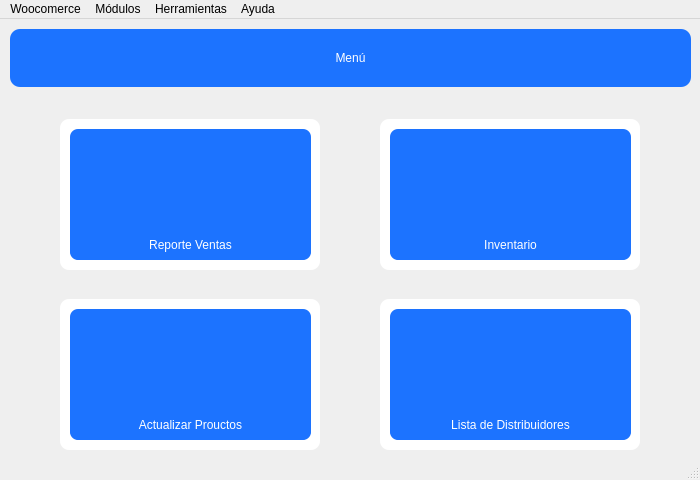
Old version of the form app/menu/ui/view_menu.ui in the repository SamSami25/PyWoo.
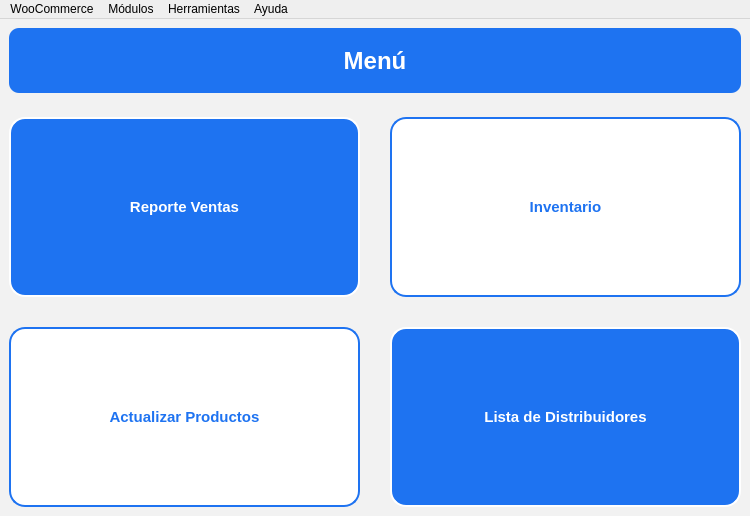
New version of the form. Icons and pictures are not drawn.

Commit message: Configuraciones en Módulos de PyWoo

What changed in the file:
```diff
--- a/app/menu/ui/view_menu.ui
+++ b/app/menu/ui/view_menu.ui
@@ -6,8 +6,8 @@
    <rect>
     <x>0</x>
     <y>0</y>
-    <width>700</width>
-    <height>480</height>
+    <width>750</width>
+    <height>516</height>
    </rect>
   </property>
   <property name="windowTitle">
@@ -17,401 +17,209 @@
    <iconset resource="../../../iconos.qrc">
     <normaloff>:/assets/icons/label_reporte_ventas2.png</normaloff>:/assets/icons/label_reporte_ventas2.png</iconset>
   </property>
+  <property name="styleSheet">
+   <string>
+QMainWindow {
+    background-color: #f2f2f2;
+    font-family: Segoe UI;
+}
+
+/* ================= BOTONES BASE ================= */
+QPushButton {
+    font-size: 11pt;
+    font-weight: bold;
+    border-radius: 16px;
+    border-width: 2px;
+    border-style: solid;
+}
+
+/* ===== BOTONES AZULES ===== */
+QPushButton#btnVentas,
+QPushButton#btnDistribuidores {
+    background-color: #1e73f1;
+    color: white;
+    border-color: white;
+}
+
+QPushButton#btnVentas:hover,
+QPushButton#btnDistribuidores:hover {
+    background-color: #1558c0;
+}
+
+QPushButton#btnVentas:pressed,
+QPushButton#btnDistribuidores:pressed {
+    background-color: #0d47a1;
+}
+
+/* ===== BOTONES BLANCOS ===== */
+QPushButton#btnInventario,
+QPushButton#btnActualizarProductos {
+    background-color: white;
+    color: #1e73f1;
+    border-color: #1e73f1;
+}
+
+QPushButton#btnInventario:hover,
+QPushButton#btnActualizarProductos:hover {
+    background-color: #e3f2fd;
+}
+
+QPushButton#btnInventario:pressed,
+QPushButton#btnActualizarProductos:pressed {
+    background-color: #bbdefb;
+}
+   </string>
+  </property>
   <widget class="QWidget" name="centralwidget">
-   <widget class="QLabel" name="lb_fecha">
-    <property name="geometry">
-     <rect>
-      <x>530</x>
-      <y>30</y>
-      <width>141</width>
-      <height>22</height>
-     </rect>
+   <layout class="QVBoxLayout" name="verticalLayoutMain">
+    <property name="spacing">
+     <number>24</number>
     </property>
-    <property name="styleSheet">
-     <string notr="true">font: 9pt &quot;Consolas&quot;;
-color: rgb(0, 0, 0);</string>
-    </property>
-    <property name="text">
-     <string/>
-    </property>
-   </widget>
-   <widget class="QLabel" name="lb_fecha_2">
-    <property name="geometry">
-     <rect>
-      <x>530</x>
-      <y>30</y>
-      <width>141</width>
-      <height>22</height>
-     </rect>
-    </property>
-    <property name="styleSheet">
-     <string notr="true">font: 9pt &quot;Consolas&quot;;
-color: rgb(0, 0, 0);</string>
-    </property>
-    <property name="text">
-     <string/>
-    </property>
-   </widget>
-   <widget class="QDateTimeEdit" name="dateTimeEdit">
-    <property name="geometry">
-     <rect>
-      <x>530</x>
-      <y>30</y>
-      <width>141</width>
-      <height>22</height>
-     </rect>
-    </property>
-    <property name="styleSheet">
-     <string notr="true">font: 9pt &quot;Consolas&quot;;</string>
-    </property>
-   </widget>
-   <widget class="QLabel" name="lb_menu">
-    <property name="geometry">
-     <rect>
-      <x>10</x>
-      <y>10</y>
-      <width>681</width>
-      <height>58</height>
-     </rect>
-    </property>
-    <property name="styleSheet">
-     <string notr="true">background-color: rgb(28, 115, 255);
-color: rgb(255, 255, 255);
-font: 87 16pt &quot;Arial Black&quot;;
-border-radius: 10px; 
-padding: 8px 12px;
-</string>
-    </property>
-    <property name="text">
-     <string>Menú</string>
-    </property>
-    <property name="alignment">
-     <set>Qt::AlignCenter</set>
-    </property>
-   </widget>
-   <widget class="QLabel" name="lb_rfondoblanco">
-    <property name="geometry">
-     <rect>
-      <x>60</x>
-      <y>100</y>
-      <width>260</width>
-      <height>151</height>
-     </rect>
-    </property>
-    <property name="styleSheet">
-     <string notr="true">background-color: qlineargradient(spread:pad, x1:0.6875, y1:0.216, x2:1, y2:0, stop:1 rgba(255, 255, 255, 255));
-border-radius: 9px;
-padding: 10px 12px;
-
-</string>
-    </property>
-    <property name="text">
-     <string/>
-    </property>
-   </widget>
-   <widget class="QPushButton" name="bt_reporteventas">
-    <property name="geometry">
-     <rect>
-      <x>70</x>
-      <y>110</y>
-      <width>241</width>
-      <height>131</height>
-     </rect>
-    </property>
-    <property name="styleSheet">
-     <string notr="true">background-color: rgb(28, 115, 255);
-color: rgb(255, 255, 255);
-font: 75 10pt &quot;Arial Black&quot;;
-border-radius: 8px;
-padding: 6px 12px;</string>
-    </property>
-    <property name="text">
-     <string/>
-    </property>
-    <property name="icon">
-     <iconset resource="../../../iconos.qrc">
-      <normaloff>:/assets/icons/label_reporte_ventas.png</normaloff>:/assets/icons/label_reporte_ventas.png</iconset>
-    </property>
-    <property name="iconSize">
-     <size>
-      <width>70</width>
-      <height>70</height>
-     </size>
-    </property>
-   </widget>
-   <widget class="QLabel" name="lb_afondoblanco">
-    <property name="geometry">
-     <rect>
-      <x>60</x>
-      <y>280</y>
-      <width>260</width>
-      <height>151</height>
-     </rect>
-    </property>
-    <property name="styleSheet">
-     <string notr="true">background-color: qlineargradient(spread:pad, x1:0.6875, y1:0.216, x2:1, y2:0, stop:1 rgba(255, 255, 255, 255));
-border-radius: 9px;
-padding: 10px 12px;
-
-</string>
-    </property>
-    <property name="text">
-     <string/>
-    </property>
-   </widget>
-   <widget class="QLabel" name="lb_ifondoblanco">
-    <property name="geometry">
-     <rect>
-      <x>380</x>
-      <y>100</y>
-      <width>260</width>
-      <height>151</height>
-     </rect>
-    </property>
-    <property name="styleSheet">
-     <string notr="true">background-color: qlineargradient(spread:pad, x1:0.6875, y1:0.216, x2:1, y2:0, stop:1 rgba(255, 255, 255, 255));
-border-radius: 9px;
-padding: 10px 12px;
-
-</string>
-    </property>
-    <property name="text">
-     <string/>
-    </property>
-   </widget>
-   <widget class="QLabel" name="lb_lfondoblanco">
-    <property name="geometry">
-     <rect>
-      <x>380</x>
-      <y>280</y>
-      <width>260</width>
-      <height>151</height>
-     </rect>
-    </property>
-    <property name="styleSheet">
-     <string notr="true">background-color: qlineargradient(spread:pad, x1:0.6875, y1:0.216, x2:1, y2:0, stop:1 rgba(255, 255, 255, 255));
-border-radius: 9px;
-padding: 10px 12px;
-
-</string>
-    </property>
-    <property name="text">
-     <string/>
-    </property>
-   </widget>
-   <widget class="QPushButton" name="bt_actualizarproductos">
-    <property name="geometry">
-     <rect>
-      <x>70</x>
-      <y>290</y>
-      <width>241</width>
-      <height>131</height>
-     </rect>
-    </property>
-    <property name="styleSheet">
-     <string notr="true">background-color: rgb(28, 115, 255);
-color: rgb(255, 255, 255);
-font: 75 10pt &quot;Arial Black&quot;;
-border-radius: 8px;
-padding: 6px 12px;</string>
-    </property>
-    <property name="text">
-     <string/>
-    </property>
-    <property name="icon">
-     <iconset resource="../../../iconos.qrc">
-      <normaloff>:/assets/icons/actualizar_productos.png</normaloff>:/assets/icons/actualizar_productos.png</iconset>
-    </property>
-    <property name="iconSize">
-     <size>
-      <width>73</width>
-      <height>73</height>
-     </size>
-    </property>
-   </widget>
-   <widget class="QPushButton" name="bt_inventario">
-    <property name="geometry">
-     <rect>
-      <x>390</x>
-      <y>110</y>
-      <width>241</width>
-      <height>131</height>
-     </rect>
-    </property>
-    <property name="styleSheet">
-     <string notr="true">background-color: rgb(28, 115, 255);
-color: rgb(255, 255, 255);
-font: 75 10pt &quot;Arial Black&quot;;
-border-radius: 8px;
-padding: 6px 12px;</string>
-    </property>
-    <property name="text">
-     <string/>
-    </property>
-    <property name="icon">
-     <iconset resource="../../../iconos.qrc">
-      <normaloff>:/assets/icons/inventario.png</normaloff>:/assets/icons/inventario.png</iconset>
-    </property>
-    <property name="iconSize">
-     <size>
-      <width>70</width>
-      <height>70</height>
-     </size>
-    </property>
-   </widget>
-   <widget class="QPushButton" name="bt_listadistribuidores">
-    <property name="geometry">
-     <rect>
-      <x>390</x>
-      <y>290</y>
-      <width>241</width>
-      <height>131</height>
-     </rect>
-    </property>
-    <property name="styleSheet">
-     <string notr="true">background-color: rgb(28, 115, 255);
-color: rgb(255, 255, 255);
-font: 75 10pt &quot;Arial Black&quot;;
-border-radius: 8px;
-padding: 6px 12px;</string>
-    </property>
-    <property name="text">
-     <string/>
-    </property>
-    <property name="icon">
-     <iconset resource="../../../iconos.qrc">
-      <normaloff>:/assets/icons/distribuidores.png</normaloff>:/assets/icons/distribuidores.png</iconset>
-    </property>
-    <property name="iconSize">
-     <size>
-      <width>73</width>
-      <height>73</height>
-     </size>
-    </property>
-   </widget>
-   <widget class="QLabel" name="lb_reporte_ventas">
-    <property name="geometry">
-     <rect>
-      <x>70</x>
-      <y>210</y>
-      <width>241</width>
-      <height>31</height>
-     </rect>
-    </property>
-    <property name="styleSheet">
-     <string notr="true">background-color: rgb(28, 115, 255);
-color: rgb(255, 255, 255);
-font: 87 10pt &quot;Arial Black&quot;;
-border-radius: 10px; 
-padding: 8px 12px;
-</string>
-    </property>
-    <property name="text">
-     <string>Reporte Ventas</string>
-    </property>
-    <property name="alignment">
-     <set>Qt::AlignCenter</set>
-    </property>
-   </widget>
-   <widget class="QLabel" name="lb_inventario">
-    <property name="geometry">
-     <rect>
-      <x>390</x>
-      <y>210</y>
-      <width>241</width>
-      <height>31</height>
-     </rect>
-    </property>
-    <property name="styleSheet">
-     <string notr="true">background-color: rgb(28, 115, 255);
-color: rgb(255, 255, 255);
-font: 87 10pt &quot;Arial Black&quot;;
-border-radius: 10px; 
-padding: 8px 12px;
-</string>
-    </property>
-    <property name="text">
-     <string>Inventario</string>
-    </property>
-    <property name="alignment">
-     <set>Qt::AlignCenter</set>
-    </property>
-   </widget>
-   <widget class="QLabel" name="lb_actualizarproductos">
-    <property name="geometry">
-     <rect>
-      <x>70</x>
-      <y>390</y>
-      <width>241</width>
-      <height>31</height>
-     </rect>
-    </property>
-    <property name="styleSheet">
-     <string notr="true">background-color: rgb(28, 115, 255);
-color: rgb(255, 255, 255);
-font: 87 10pt &quot;Arial Black&quot;;
-border-radius: 10px; 
-padding: 8px 12px;
-</string>
-    </property>
-    <property name="text">
-     <string>Actualizar Prouctos</string>
-    </property>
-    <property name="alignment">
-     <set>Qt::AlignCenter</set>
-    </property>
-   </widget>
-   <widget class="QLabel" name="lb_listadistribuidores">
-    <property name="geometry">
-     <rect>
-      <x>390</x>
-      <y>390</y>
-      <width>241</width>
-      <height>31</height>
-     </rect>
-    </property>
-    <property name="styleSheet">
-     <string notr="true">background-color: rgb(28, 115, 255);
-color: rgb(255, 255, 255);
-font: 87 10pt &quot;Arial Black&quot;;
-border-radius: 10px; 
-padding: 8px 12px;
-</string>
-    </property>
-    <property name="text">
-     <string>Lista de Distribuidores</string>
-    </property>
-    <property name="alignment">
-     <set>Qt::AlignCenter</set>
-    </property>
-   </widget>
-   <widget class="QLabel" name="lb_fecha_3">
-    <property name="geometry">
-     <rect>
-      <x>530</x>
-      <y>30</y>
-      <width>141</width>
-      <height>22</height>
-     </rect>
-    </property>
-    <property name="styleSheet">
-     <string notr="true">font: 9pt &quot;Consolas&quot;;
-color: rgb(0, 0, 0);</string>
-    </property>
-    <property name="text">
-     <string/>
-    </property>
-   </widget>
+    <item>
+     <widget class="QLabel" name="labelMenu">
+      <property name="styleSheet">
+       <string>
+background-color: #1e73f1;
+color: white;
+font-size: 18pt;
+font-weight: bold;
+border-radius: 10px;
+padding: 16px;
+       </string>
+      </property>
+      <property name="text">
+       <string>Menú</string>
+      </property>
+      <property name="alignment">
+       <set>Qt::AlignCenter</set>
+      </property>
+     </widget>
+    </item>
+    <item>
+     <layout class="QGridLayout" name="gridLayoutCards">
+      <property name="spacing">
+       <number>30</number>
+      </property>
+      <item row="0" column="0">
+       <widget class="QPushButton" name="btnVentas">
+        <property name="minimumSize">
+         <size>
+          <width>350</width>
+          <height>180</height>
+         </size>
+        </property>
+        <property name="text">
+         <string>Reporte Ventas</string>
+        </property>
+        <property name="icon">
+         <iconset resource="../../../iconos.qrc">
+          <normaloff>:/assets/icons/label_reporte_ventas.png</normaloff>:/assets/icons/label_reporte_ventas.png</iconset>
+        </property>
+        <property name="iconSize">
+         <size>
+          <width>90</width>
+          <height>90</height>
+         </size>
+        </property>
+       </widget>
+      </item>
+      <item row="0" column="1">
+       <widget class="QPushButton" name="btnInventario">
+        <property name="minimumSize">
+         <size>
+          <width>350</width>
+          <height>180</height>
+         </size>
+        </property>
+        <property name="text">
+         <string>Inventario</string>
+        </property>
+        <property name="icon">
+         <iconset resource="../../../iconos.qrc">
+          <normaloff>:/assets/icons/inventario.png</normaloff>:/assets/icons/inventario.png</iconset>
+        </property>
+        <property name="iconSize">
+         <size>
+          <width>90</width>
+          <height>90</height>
+         </size>
+        </property>
+       </widget>
+      </item>
+      <item row="1" column="0">
+       <widget class="QPushButton" name="btnActualizarProductos">
+        <property name="minimumSize">
+         <size>
+          <width>350</width>
+          <height>180</height>
+         </size>
+        </property>
+        <property name="text">
+         <string>Actualizar Productos</string>
+        </property>
+        <property name="icon">
+         <iconset resource="../../../iconos.qrc">
+          <normaloff>:/assets/icons/actualizar_productos.png</normaloff>:/assets/icons/actualizar_productos.png</iconset>
+        </property>
+        <property name="iconSize">
+         <size>
+          <width>90</width>
+          <height>90</height>
+         </size>
+        </property>
+       </widget>
+      </item>
+      <item row="1" column="1">
+       <widget class="QPushButton" name="btnDistribuidores">
+        <property name="minimumSize">
+         <size>
+          <width>350</width>
+          <height>180</height>
+         </size>
+        </property>
+        <property name="text">
+         <string>Lista de Distribuidores</string>
+        </property>
+        <property name="icon">
+         <iconset resource="../../../iconos.qrc">
+          <normaloff>:/assets/icons/distribuidores.png</normaloff>:/assets/icons/distribuidores.png</iconset>
+        </property>
+        <property name="iconSize">
+         <size>
+          <width>90</width>
+          <height>90</height>
+         </size>
+        </property>
+       </widget>
+      </item>
+     </layout>
+    </item>
+   </layout>
   </widget>
   <widget class="QMenuBar" name="menubar">
    <property name="geometry">
     <rect>
      <x>0</x>
      <y>0</y>
-     <width>700</width>
+     <width>750</width>
      <height>21</height>
     </rect>
    </property>
+   <widget class="QMenu" name="menuWoo">
+    <property name="title">
+     <string>WooCommerce</string>
+    </property>
+    <addaction name="actionCredenciales_API"/>
+   </widget>
+   <widget class="QMenu" name="menuModulos">
+    <property name="title">
+     <string>Módulos</string>
+    </property>
+    <addaction name="actionReporte_Ventas"/>
+    <addaction name="actionInventario"/>
+    <addaction name="actionActualizar_Productos"/>
+    <addaction name="actionLista_de_Distribuidores"/>
+   </widget>
    <widget class="QMenu" name="menuHerramientas">
     <property name="title">
      <string>Herramientas</string>
@@ -420,34 +228,18 @@
     <addaction name="actionClaro"/>
     <addaction name="actionOscuro"/>
    </widget>
-   <widget class="QMenu" name="menuM_dulos">
-    <property name="title">
-     <string>Módulos</string>
-    </property>
-    <addaction name="actionReporte_Ventas"/>
-    <addaction name="actionInventario"/>
-    <addaction name="actionActualizar_Productos"/>
-    <addaction name="actionLista_de_Dsitribuidores"/>
-   </widget>
    <widget class="QMenu" name="menuAyuda">
     <property name="title">
      <string>Ayuda</string>
     </property>
     <addaction name="actionAcerca_de"/>
    </widget>
-   <widget class="QMenu" name="menuCredenciales_API">
-    <property name="title">
-     <string>Woocomerce</string>
-    </property>
-    <addaction name="actionCredenciales_API"/>
-   </widget>
-   <addaction name="menuCredenciales_API"/>
-   <addaction name="menuM_dulos"/>
+   <addaction name="menuWoo"/>
+   <addaction name="menuModulos"/>
    <addaction name="menuHerramientas"/>
    <addaction name="menuAyuda"/>
   </widget>
-  <widget class="QStatusBar" name="statusbar"/>
-  <action name="actionSistema">
+  <action name="actionCredenciales_API">
    <property name="text">
     <string>Sistema</string>
    </property>
```
Left out of the diff: 40 changed lines with no effect on the pictures. The commit also changes 37 other files.
